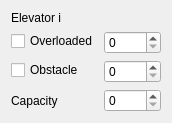
Before: the Qt Designer form ElevatorSetting.ui in awallace77/elevator-simulator, drawn with Qt 5.
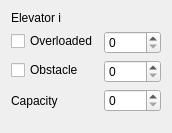
After: the same form once the commit is applied.

Patch:
```diff
--- a/ElevatorSetting.ui
+++ b/ElevatorSetting.ui
@@ -7,7 +7,7 @@
     <x>0</x>
     <y>0</y>
     <width>172</width>
-    <height>105</height>
+    <height>133</height>
    </rect>
   </property>
   <property name="windowTitle">
```
Left out of the diff: 2 changed lines with no effect on the pictures.
